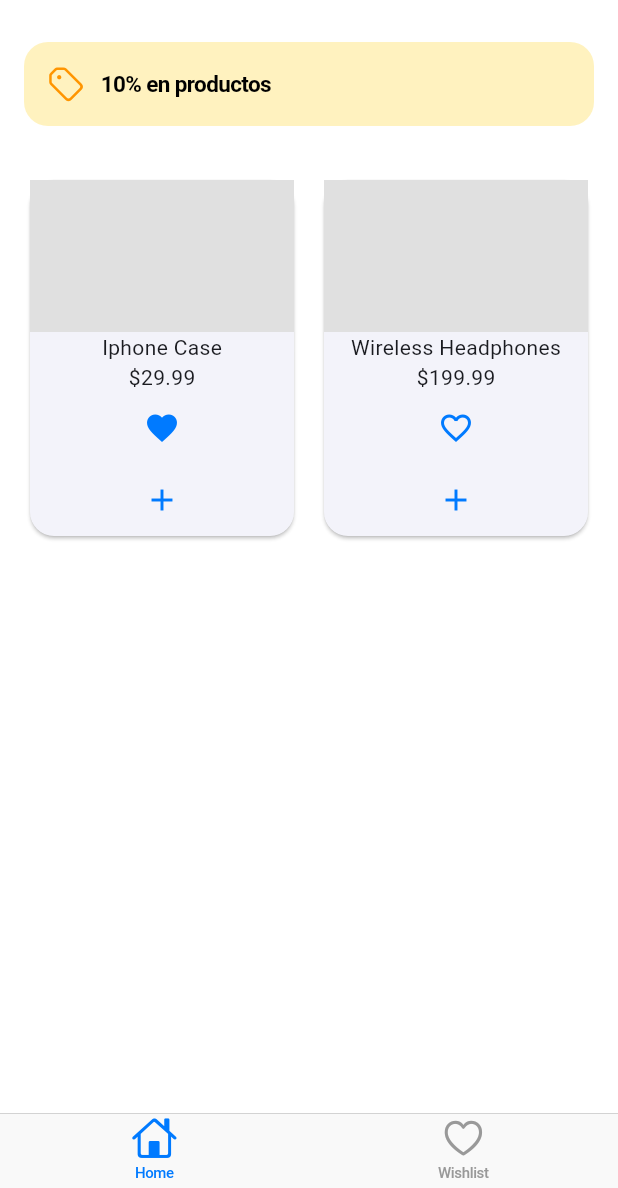
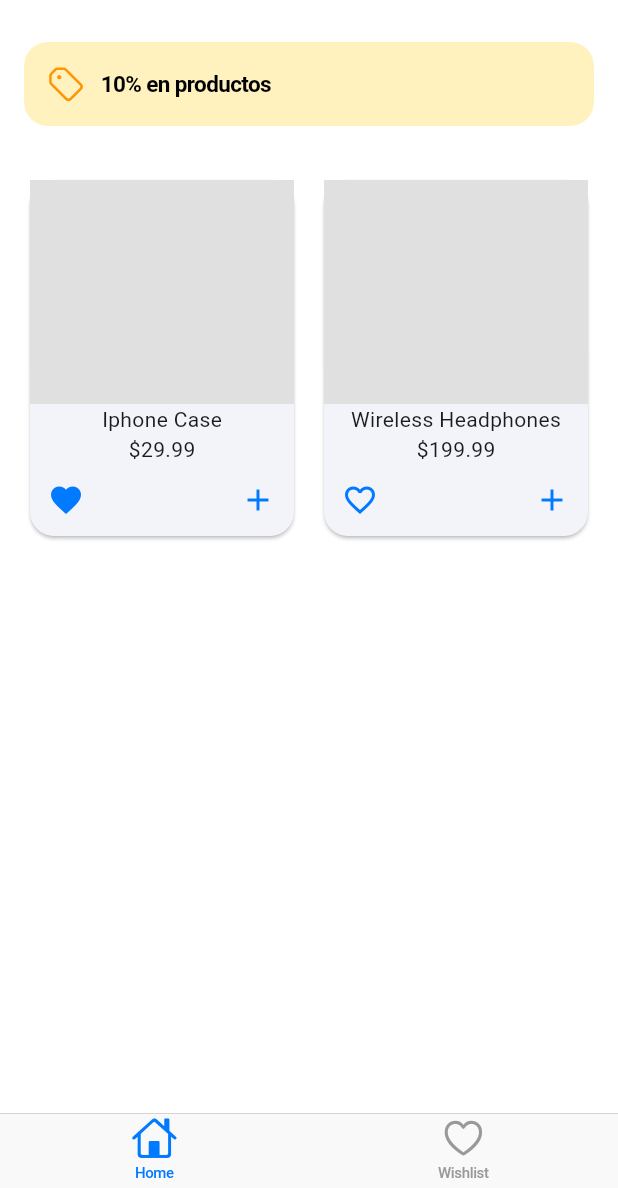
Before and after one commit to TLifeOfCris/commerceApp-Wishlist-continuaci-n-, a Flutter app: the screen it shows after launch, after a tap on the "favorite outline" icon, on a phone screen of 412 x 824 dp, the part 48-1236 px from its top. Run offline on Flutter 3.47's test engine with Material 3 defaults, Android fonts, the phone set to English and light mode, and no system bars.

Commit message:
Se agregó una Row para que se viera bien

```diff
--- a/ecommerceapp_2/lib/widgets/product_grid.dart
+++ b/ecommerceapp_2/lib/widgets/product_grid.dart
@@ -40,13 +40,20 @@ class ProductGrid extends StatelessWidget {
                   //  AQUÍ VA EL PRECIO DEL PRODUCTO
                   Text('\$${product.price}'),
                   // BOTÓN DE LIKE
-                  IconButton(onPressed: (){
-                    productsProvider.toggleLike(product.id);
-                  }, icon: Icon(product.isLiked ? Icons.favorite : Icons.favorite_border)),
+
+                  //Agregar un row
+                  Row( mainAxisAlignment: MainAxisAlignment.spaceBetween,
+                    children: [
+                    IconButton(onPressed: (){
+                    productsProvider.toggleLike(product.id);},
+                    icon: Icon(product.isLiked ? Icons.favorite : Icons.favorite_border)),
                   // AÑADIR A CARRITO
-                  IconButton(onPressed: (){
+                    IconButton(onPressed: (){
                     //Agregar CARTPROVIDER
                   }, icon: Icon(Icons.add))
+                    ],
+                  )
+
                 ],
               ),
             );
```
